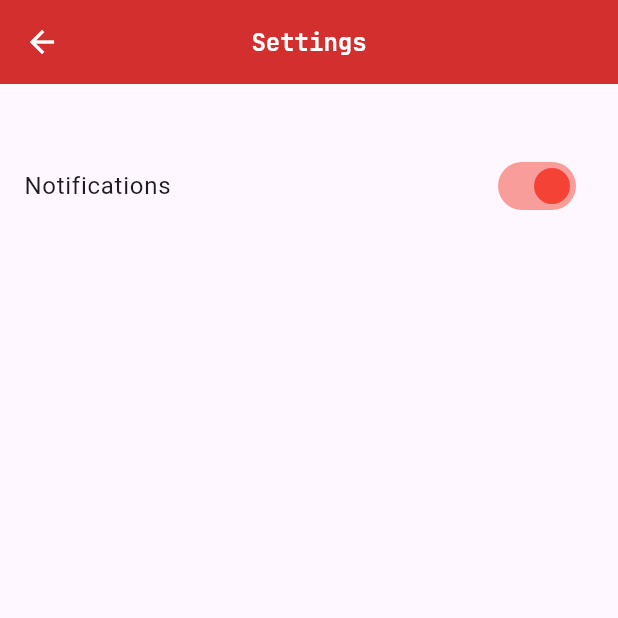
After one commit to Victor-Zarzar/pdf-reader, a Flutter app: the screen it shows after launch, scrolled down 32 dp, after a tap on the "settings" icon, on a phone screen of 412 x 824 dp, the top half of it. The commit adds this screen. Run offline on Flutter 3.47's test engine with Material 3 defaults, Android fonts, the phone set to English and light mode, and no system bars; our stand-ins replace easy_localization, file_picker, flutter_local_notifications, flutter_secure_storage, google_fonts, shared_preferences and 1 more; missing offline and left inert: syncfusion_flutter_pdfviewer.

Commit message:
Update project

```diff
--- a/assets/translations/en-US.json
+++ b/assets/translations/en-US.json
@@ -18,5 +18,9 @@
     "return": "Back button",
     "launch_error": "Could not launch",
     "about_text": "This app was developed to make reading your PDF documents quick and easy. Simple and intuitive, easy to access.",
-    "developed": "Developed by: www.victorzarzar.com.br"
+    "developed": "Developed by: www.victorzarzar.com.br",
+    "icon_settings": "Settings icon",
+    "settings": "Settings",
+    "notifications_icon": "Notifications icon",
+    "notifications": "Notifications"
 }
--- a/assets/translations/es.json
+++ b/assets/translations/es.json
@@ -18,5 +18,9 @@
     "return": "Botón Atrás",
     "launch_error": "No se pudo iniciar",
     "about_text": "Esta aplicación fue desarrollada para hacer que la lectura de sus documentos PDF sea rápida y fácil. Simple, intuitiva y de fácil acceso.",
-    "developed": "Desarrollado por: www.victorzarzar.com.br"
+    "developed": "Desarrollado por: www.victorzarzar.com.br",
+    "icon_settings": "Icono de configuración",
+    "settings": "Ajustes",
+    "notifications_icon": "Icono de notificaciones",
+    "notifications": "Notificaciones"
 }
--- a/assets/translations/pt-BR.json
+++ b/assets/translations/pt-BR.json
@@ -18,5 +18,9 @@
     "return": "Botão voltar",
     "launch_error": "Não foi possível iniciar.",
     "about_text": "Este app foi desenvolvido para fazer leituras rápidas e fáceis de seus documentos em PDF. Simples e intuitivo de fácil acesso.",
-    "developed": "Desenvolvido por: www.victorzarzar.com.br"
+    "developed": "Desenvolvido por: www.victorzarzar.com.br",
+    "icon_settings": "Ícone de configurações",
+    "settings": "Configurações",
+    "notifications_icon": "Ícone de notificações",
+    "notifications": "Notificações"
 }
--- a/lib/controller/notification_controller.dart
+++ b/lib/controller/notification_controller.dart
@@ -1,105 +1,43 @@
+import 'package:easy_localization/easy_localization.dart';
 import 'package:flutter/material.dart';
-import 'package:flutter_local_notifications/flutter_local_notifications.dart';
-import 'package:timezone/timezone.dart' as tz;
+import 'package:pdf_reader/services/notification_service.dart';
+import 'package:shared_preferences/shared_preferences.dart';
 
-class NotificationService {
-  static final FlutterLocalNotificationsPlugin flutterLocalNotificationsPlugin =
-      FlutterLocalNotificationsPlugin();
+class NotificationController extends ChangeNotifier {
+  bool _notificationsEnabled = true;
 
-  static Future<void> onDidReceiveNotification(
-      NotificationResponse notificationResponse) async {
-    debugPrint("Notification receive");
+  bool get notificationsEnabled => _notificationsEnabled;
+
+  NotificationController() {
+    _loadNotificationPreference();
   }
 
-  static Future<void> init() async {
-    const AndroidInitializationSettings androidInitializationSettings =
-        AndroidInitializationSettings("@mipmap/ic_launcher");
-    const DarwinInitializationSettings iOSInitializationSettings =
-        DarwinInitializationSettings();
-
-    const InitializationSettings initializationSettings =
-        InitializationSettings(
-      android: androidInitializationSettings,
-      iOS: iOSInitializationSettings,
-    );
-    await flutterLocalNotificationsPlugin.initialize(
-      initializationSettings,
-      onDidReceiveNotificationResponse: onDidReceiveNotification,
-      onDidReceiveBackgroundNotificationResponse: onDidReceiveNotification,
-    );
-
-    await flutterLocalNotificationsPlugin
-        .resolvePlatformSpecificImplementation<
-            AndroidFlutterLocalNotificationsPlugin>()
-        ?.requestNotificationsPermission();
+  Future<void> _loadNotificationPreference() async {
+    final prefs = await SharedPreferences.getInstance();
+    _notificationsEnabled = prefs.getBool('notifications_enabled') ?? true;
+    if (_notificationsEnabled) {
+      NotificationService.showWeeklyNotification(
+        title: 'title_notification'.tr(),
+        body: 'body_notification'.tr(),
+        payload: 'rate_app',
+      );
+    }
+    notifyListeners();
   }
 
-  static Future<void> showInstantNotification(String title, String body) async {
-    const NotificationDetails platformChannelSpecifics = NotificationDetails(
-        android: AndroidNotificationDetails(
-          'instant_notification_channel_id',
-          'Instant Notifications',
-          importance: Importance.max,
-          priority: Priority.high,
-        ),
-        iOS: DarwinNotificationDetails());
-
-    await flutterLocalNotificationsPlugin.show(
-      0,
-      title,
-      body,
-      platformChannelSpecifics,
-      payload: 'instant_notification',
-    );
-  }
-
-  static Future<void> showWeeklyNotification({
-    required String title,
-    required String body,
-    required String payload,
-  }) async {
-    const AndroidNotificationDetails androidNotificationDetails =
-        AndroidNotificationDetails('weekly_channel_id', 'Weekly Notifications',
-            channelDescription: 'Weekly Notification Channel',
-            importance: Importance.max,
-            priority: Priority.high,
-            ticker: 'ticker');
-
-    const NotificationDetails notificationDetails =
-        NotificationDetails(android: androidNotificationDetails);
-
-    await flutterLocalNotificationsPlugin.periodicallyShow(
-      2,
-      title,
-      body,
-      RepeatInterval.weekly,
-      notificationDetails,
-      androidScheduleMode: AndroidScheduleMode.exactAllowWhileIdle,
-      payload: payload,
-    );
-  }
-
-  static Future<void> scheduleNotification(
-      int id, String title, String body, DateTime scheduledTime) async {
-    await flutterLocalNotificationsPlugin.zonedSchedule(
-      id,
-      title,
-      body,
-      tz.TZDateTime.now(tz.local).add(const Duration(seconds: 5)),
-      const NotificationDetails(
-        iOS: DarwinNotificationDetails(),
-        android: AndroidNotificationDetails(
-          'your channel id',
-          'your channel name',
-          channelDescription: 'your channel description',
-          importance: Importance.high,
-          priority: Priority.high,
-        ),
-      ),
-      androidScheduleMode: AndroidScheduleMode.exactAllowWhileIdle,
-      uiLocalNotificationDateInterpretation:
-          UILocalNotificationDateInterpretation.absoluteTime,
-      matchDateTimeComponents: DateTimeComponents.dateAndTime,
-    );
+  Future<void> toggleNotifications(bool value) async {
+    _notificationsEnabled = value;
+    final prefs = await SharedPreferences.getInstance();
+    await prefs.setBool('notifications_enabled', value);
+    if (value) {
+      NotificationService.showWeeklyNotification(
+        title: 'title_notification'.tr(),
+        body: 'body_notification'.tr(),
+        payload: 'rate_app',
+      );
+    } else {
+      NotificationService.cancelWeeklyNotification();
+    }
+    notifyListeners();
   }
 }
--- /dev/null
+++ b/lib/features/app_assets.dart
@@ -0,0 +1,9 @@
+import 'package:flutter/material.dart';
+
+class ImageOne {
+  ImageOne._();
+
+  static Image asset() {
+    return Image.asset('assets/imgs/nodata.png', height: 250, width: 220);
+  }
+}
--- a/lib/main.dart
+++ b/lib/main.dart
@@ -2,6 +2,9 @@ import 'package:easy_localization/easy_localization.dart';
 import 'package:flutter/material.dart';
 import 'package:pdf_reader/controller/notification_controller.dart';
 import 'package:pdf_reader/screens/home_page.dart';
+import 'package:pdf_reader/services/notification_service.dart';
+import 'package:pdf_reader/services/secure_service.dart';
+import 'package:provider/provider.dart';
 import 'package:timezone/data/latest.dart' as tz;
 
 void main() async {
@@ -9,6 +12,7 @@ void main() async {
   await EasyLocalization.ensureInitialized();
   await NotificationService.init();
   tz.initializeTimeZones();
+  SecureStorageService.init();
 
   runApp(
     EasyLocalization(
@@ -18,10 +22,13 @@ void main() async {
         Locale('es'),
       ],
       path: 'assets/translations',
-      fallbackLocale: const Locale(
-        'en-US',
+      fallbackLocale: const Locale('en', 'US'),
+      child: MultiProvider(
+        providers: [
+          ChangeNotifierProvider(create: (_) => NotificationController()),
+        ],
+        child: const MyApp(),
       ),
-      child: const MyApp(),
     ),
   );
 }
--- a/lib/screens/home_page.dart
+++ b/lib/screens/home_page.dart
@@ -2,12 +2,13 @@ import 'dart:io';
 import 'package:easy_localization/easy_localization.dart';
 import 'package:flutter/material.dart';
 import 'package:google_fonts/google_fonts.dart';
-import 'package:pdf_reader/controller/notification_controller.dart';
+import 'package:pdf_reader/features/app_assets.dart';
 import 'package:pdf_reader/features/app_theme.dart';
 import 'package:pdf_reader/screens/about_page.dart';
 import 'package:pdf_reader/screens/pdf_viewer.dart';
 import 'package:file_picker/file_picker.dart';
 import 'package:path_provider/path_provider.dart';
+import 'package:pdf_reader/screens/settings_page.dart';
 
 class HomePage extends StatefulWidget {
   const HomePage({super.key});
@@ -27,12 +28,6 @@ class _HomePageState extends State<HomePage>
   void initState() {
     super.initState();
     _loadDownloadPath();
-
-    NotificationService.showWeeklyNotification(
-      title: 'title_notification'.tr(),
-      body: 'body_notification'.tr(),
-      payload: 'rate_app',
-    );
 
     _controller = AnimationController(
       duration: const Duration(seconds: 2),
@@ -122,6 +117,23 @@ class _HomePageState extends State<HomePage>
             ),
           ),
         ),
+        actions: [
+          IconButton(
+            icon: Icon(
+              Icons.settings,
+              color: IconColor.secondaryColor,
+              semanticLabel: 'icon_settings'.tr(),
+            ),
+            onPressed: () {
+              Navigator.push(
+                context,
+                MaterialPageRoute(
+                  builder: (context) => const SettingsPage(),
+                ),
+              );
+            },
+          ),
+        ],
       ),
       floatingActionButtonLocation: FloatingActionButtonLocation.centerDocked,
       floatingActionButton: FloatingActionButton(
@@ -209,11 +221,7 @@ class _HomePageState extends State<HomePage>
                 child: Column(
                   mainAxisAlignment: MainAxisAlignment.center,
                   children: [
-                    Image.asset(
-                      'assets/imgs/nodata.png',
-                      height: 100,
-                      semanticLabel: 'image_home'.tr(),
-                    ),
+                    ImageOne.asset(),
                     const SizedBox(height: 100),
                     Text(
                       'about_home'.tr(),
--- /dev/null
+++ b/lib/screens/settings_page.dart
@@ -0,0 +1,71 @@
+import 'package:easy_localization/easy_localization.dart';
+import 'package:flutter/material.dart';
+import 'package:google_fonts/google_fonts.dart';
+import 'package:pdf_reader/controller/notification_controller.dart';
+import 'package:pdf_reader/features/app_theme.dart';
+import 'package:provider/provider.dart';
+
+class SettingsPage extends StatefulWidget {
+  const SettingsPage({super.key});
+
+  @override
+  State<SettingsPage> createState() => _SettingsPageState();
+}
+
+class _SettingsPageState extends State<SettingsPage> {
+  @override
+  Widget build(BuildContext context) {
+    final notificationController = Provider.of<NotificationController>(context);
+    double myHeight = MediaQuery.of(context).size.height;
+    double myWidth = MediaQuery.of(context).size.width;
+
+    return Scaffold(
+      appBar: AppBar(
+        leading: IconButton(
+          icon: Icon(
+            Icons.arrow_back,
+            semanticLabel: 'button_return'.tr(),
+          ),
+          onPressed: () {
+            Navigator.pop(context);
+          },
+          tooltip: 'return'.tr(),
+        ),
+        iconTheme: IconThemeData(color: IconColor.secondaryColor),
+        backgroundColor: AppBarColor.primaryColor,
+        centerTitle: true,
+        title: Text(
+          'settings'.tr(),
+          style: GoogleFonts.jetBrainsMono(
+            textStyle: TextStyle(
+              color: FontTextColor.secondaryColor,
+              fontSize: 16,
+              fontWeight: FontWeight.bold,
+            ),
+          ),
+        ),
+      ),
+      body: SizedBox(
+        height: myHeight,
+        width: myWidth,
+        child: ListView(
+          padding: EdgeInsets.zero,
+          children: [
+            Padding(
+              padding: const EdgeInsets.only(top: 40),
+              child: ListTile(
+                title: Text('notifications'.tr()),
+                trailing: Switch(
+                  value: notificationController.notificationsEnabled,
+                  onChanged: notificationController.toggleNotifications,
+                  activeColor: Colors.red,
+                  inactiveTrackColor: Colors.white,
+                ),
+              ),
+            ),
+          ],
+        ),
+      ),
+    );
+  }
+}
--- /dev/null
+++ b/lib/services/notification_service.dart
@@ -0,0 +1,117 @@
+import 'package:flutter/material.dart';
+import 'package:flutter_local_notifications/flutter_local_notifications.dart';
+import 'package:timezone/timezone.dart' as tz;
+
+class NotificationService {
+  static final FlutterLocalNotificationsPlugin flutterLocalNotificationsPlugin =
+      FlutterLocalNotificationsPlugin();
+
+  static Future<void> onDidReceiveNotification(
+    NotificationResponse notificationResponse,
+  ) async {
+    debugPrint("Notification receive");
+  }
+
+  static Future<void> init() async {
+    const AndroidInitializationSettings androidInitializationSettings =
+        AndroidInitializationSettings("@mipmap/ic_launcher");
+    const DarwinInitializationSettings iOSInitializationSettings =
+        DarwinInitializationSettings();
+
+    const InitializationSettings initializationSettings =
+        InitializationSettings(
+      android: androidInitializationSettings,
+      iOS: iOSInitializationSettings,
+    );
+    await flutterLocalNotificationsPlugin.initialize(
+      initializationSettings,
+      onDidReceiveNotificationResponse: onDidReceiveNotification,
+      onDidReceiveBackgroundNotificationResponse: onDidReceiveNotification,
+    );
+
+    await flutterLocalNotificationsPlugin
+        .resolvePlatformSpecificImplementation<
+            AndroidFlutterLocalNotificationsPlugin>()
+        ?.requestNotificationsPermission();
+  }
+
+  static Future<void> showInstantNotification(String title, String body) async {
+    const NotificationDetails platformChannelSpecifics = NotificationDetails(
+      android: AndroidNotificationDetails(
+        'instant_notification_channel_id',
+        'Instant Notifications',
+        importance: Importance.max,
+        priority: Priority.high,
+      ),
+      iOS: DarwinNotificationDetails(),
+    );
+
+    await flutterLocalNotificationsPlugin.show(
+      0,
+      title,
+      body,
+      platformChannelSpecifics,
+      payload: 'instant_notification',
+    );
+  }
+
+  static Future<void> showWeeklyNotification({
+    required String title,
+    required String body,
+    required String payload,
+  }) async {
+    const AndroidNotificationDetails androidNotificationDetails =
+        AndroidNotificationDetails(
+      'weekly_channel_id',
+      'Weekly Notifications',
+      channelDescription: 'Weekly Notification Channel',
+      importance: Importance.max,
+      priority: Priority.high,
+      ticker: 'ticker',
+    );
+
+    const NotificationDetails notificationDetails = NotificationDetails(
+      android: androidNotificationDetails,
+    );
+
+    await flutterLocalNotificationsPlugin.periodicallyShow(
+      2,
+      title,
+      body,
+      RepeatInterval.weekly,
+      notificationDetails,
+      androidScheduleMode: AndroidScheduleMode.exactAllowWhileIdle,
+      payload: payload,
+    );
+  }
+
+  static Future<void> cancelWeeklyNotification() async {
+    await flutterLocalNotificationsPlugin.cancel(2);
+  }
+
+  static Future<void> scheduleNotification(
+    int id,
+    String title,
+    String body,
+    DateTime scheduledTime,
+  ) async {
+    await flutterLocalNotificationsPlugin.zonedSchedule(
+      id,
+      title,
+      body,
+      tz.TZDateTime.now(tz.local).add(const Duration(seconds: 5)),
+      const NotificationDetails(
+        iOS: DarwinNotificationDetails(),
+        android: AndroidNotificationDetails(
+          'your channel id',
+          'your channel name',
+          channelDescription: 'your channel description',
+        ),
+      ),
+      androidScheduleMode: AndroidScheduleMode.exactAllowWhileIdle,
+      uiLocalNotificationDateInterpretation:
+          UILocalNotificationDateInterpretation.absoluteTime,
+      matchDateTimeComponents: DateTimeComponents.dateAndTime,
+    );
+  }
+}
--- /dev/null
+++ b/lib/services/secure_service.dart
@@ -0,0 +1,34 @@
+import 'package:flutter_secure_storage/flutter_secure_storage.dart';
+
+enum SecureStorageKeys { apiKey }
+
+class SecureStorageService {
+  static final SecureStorageService _instance =
+      SecureStorageService._internal();
+
+  factory SecureStorageService() => _instance;
+
+  static late final FlutterSecureStorage _secureStorage;
+
+  SecureStorageService._internal();
+
+  static void init() {
+    _secureStorage = const FlutterSecureStorage(
+      aOptions: AndroidOptions(encryptedSharedPreferences: true),
+      iOptions: IOSOptions(
+        accessibility: KeychainAccessibility.first_unlock_this_device,
+      ),
+    );
+  }
+
+  Future<String?> getApiKey() async =>
+      await _secureStorage.read(key: SecureStorageKeys.apiKey.name);
+
+  Future<void> setApiKey(String apiKey) async => await _secureStorage.write(
+        key: SecureStorageKeys.apiKey.name,
+        value: apiKey,
+      );
+
+  Future<bool> hasApiKey() async =>
+      await _secureStorage.containsKey(key: SecureStorageKeys.apiKey.name);
+}
```
Also changed, not shown: lib/controller/entity/notification.dart (added, +19 -0 lines), pubspec.yaml (+6 -3 lines), pubspec.lock, 5 other files.
